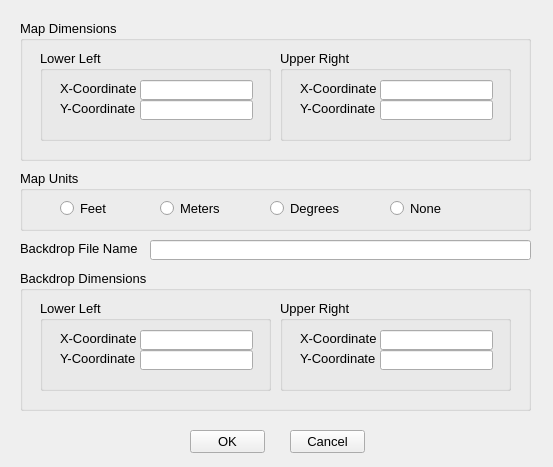
First picture: the form in src/ui/SWMM/frmMapBackdropOptions.ui, repository USEPA/SWMM-EPANET_User_Interface, before the edit.
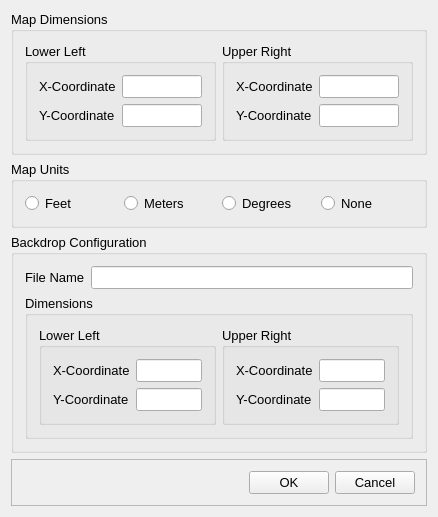
Second picture: the form after the edit.

Commit message: reformat form for better resizing

What changed in the file:
```diff
--- a/src/ui/SWMM/frmMapBackdropOptions.ui
+++ b/src/ui/SWMM/frmMapBackdropOptions.ui
@@ -6,8 +6,8 @@
    <rect>
     <x>0</x>
     <y>0</y>
-    <width>553</width>
-    <height>467</height>
+    <width>438</width>
+    <height>444</height>
    </rect>
   </property>
   <property name="font">
@@ -22,387 +22,242 @@
    <string>SWMM Map/Backdrop Options</string>
   </property>
   <widget class="QWidget" name="centralWidget">
-   <widget class="QPushButton" name="cmdOK">
-    <property name="geometry">
-     <rect>
-      <x>190</x>
-      <y>430</y>
-      <width>75</width>
-      <height>23</height>
-     </rect>
-    </property>
-    <property name="text">
-     <string>OK</string>
-    </property>
-   </widget>
-   <widget class="QPushButton" name="cmdCancel">
-    <property name="geometry">
-     <rect>
-      <x>290</x>
-      <y>430</y>
-      <width>75</width>
-      <height>23</height>
-     </rect>
-    </property>
-    <property name="text">
-     <string>Cancel</string>
-    </property>
-   </widget>
+   <layout class="QVBoxLayout" name="verticalLayout">
+    <item>
    <widget class="QGroupBox" name="gbxMap">
-    <property name="geometry">
-     <rect>
-      <x>20</x>
-      <y>20</y>
-      <width>511</width>
-      <height>141</height>
-     </rect>
-    </property>
     <property name="title">
      <string>Map Dimensions</string>
     </property>
+      <layout class="QHBoxLayout" name="horizontalLayout_3">
+       <item>
     <widget class="QGroupBox" name="gbxLLMap">
-     <property name="geometry">
-      <rect>
-       <x>20</x>
-       <y>30</y>
-       <width>231</width>
-       <height>91</height>
-      </rect>
-     </property>
      <property name="title">
       <string>Lower Left</string>
      </property>
+         <layout class="QFormLayout" name="formLayout_4">
+          <item row="0" column="0">
      <widget class="QLabel" name="lblLLX">
-      <property name="geometry">
-       <rect>
-        <x>20</x>
-        <y>30</y>
-        <width>111</width>
-        <height>16</height>
-       </rect>
-      </property>
       <property name="text">
        <string>X-Coordinate</string>
       </property>
      </widget>
+          </item>
+          <item row="0" column="1">
+           <widget class="QLineEdit" name="txtLLXMap"/>
+          </item>
+          <item row="1" column="0">
      <widget class="QLabel" name="lblLLY">
-      <property name="geometry">
-       <rect>
-        <x>20</x>
-        <y>50</y>
-        <width>111</width>
-        <height>16</height>
-       </rect>
-      </property>
       <property name="text">
        <string>Y-Coordinate</string>
       </property>
      </widget>
-     <widget class="QLineEdit" name="txtLLXMap">
-      <property name="geometry">
-       <rect>
-        <x>100</x>
-        <y>30</y>
-        <width>113</width>
-        <height>20</height>
-       </rect>
-      </property>
-     </widget>
-     <widget class="QLineEdit" name="txtLLYMap">
-      <property name="geometry">
-       <rect>
-        <x>100</x>
-        <y>50</y>
-        <width>113</width>
-        <height>20</height>
-       </rect>
-      </property>
-     </widget>
-    </widget>
+          </item>
+          <item row="1" column="1">
+           <widget class="QLineEdit" name="txtLLYMap"/>
+          </item>
+         </layout>
+        </widget>
+       </item>
+       <item>
     <widget class="QGroupBox" name="gbxURMap">
-     <property name="geometry">
-      <rect>
-       <x>260</x>
-       <y>30</y>
-       <width>231</width>
-       <height>91</height>
-      </rect>
-     </property>
      <property name="title">
       <string>Upper Right</string>
      </property>
+         <layout class="QFormLayout" name="formLayout_5">
+          <item row="0" column="0">
      <widget class="QLabel" name="lblURX">
-      <property name="geometry">
-       <rect>
-        <x>20</x>
-        <y>30</y>
-        <width>111</width>
-        <height>16</height>
-       </rect>
-      </property>
       <property name="text">
        <string>X-Coordinate</string>
       </property>
      </widget>
-     <widget class="QLineEdit" name="txtURYMap">
-      <property name="geometry">
-       <rect>
-        <x>100</x>
-        <y>50</y>
-        <width>113</width>
-        <height>20</height>
-       </rect>
-      </property>
-     </widget>
-     <widget class="QLineEdit" name="txtURXMap">
-      <property name="geometry">
-       <rect>
-        <x>100</x>
-        <y>30</y>
-        <width>113</width>
-        <height>20</height>
-       </rect>
-      </property>
-     </widget>
+          </item>
+          <item row="0" column="1">
+           <widget class="QLineEdit" name="txtURXMap"/>
+          </item>
+          <item row="1" column="0">
      <widget class="QLabel" name="lblURY">
-      <property name="geometry">
-       <rect>
-        <x>20</x>
-        <y>50</y>
-        <width>111</width>
-        <height>16</height>
-       </rect>
-      </property>
       <property name="text">
        <string>Y-Coordinate</string>
       </property>
      </widget>
-    </widget>
-   </widget>
-   <widget class="QLabel" name="lblBackdrop">
-    <property name="geometry">
-     <rect>
-      <x>20</x>
-      <y>240</y>
-      <width>121</width>
-      <height>16</height>
-     </rect>
-    </property>
-    <property name="font">
-     <font>
-      <pointsize>10</pointsize>
-     </font>
-    </property>
-    <property name="text">
-     <string>Backdrop File Name</string>
-    </property>
-   </widget>
-   <widget class="QLineEdit" name="txtBackdropFile">
-    <property name="geometry">
-     <rect>
-      <x>150</x>
-      <y>240</y>
-      <width>381</width>
-      <height>20</height>
-     </rect>
-    </property>
-   </widget>
+          </item>
+          <item row="1" column="1">
+           <widget class="QLineEdit" name="txtURYMap"/>
+          </item>
+         </layout>
+        </widget>
+       </item>
+      </layout>
+     </widget>
+    </item>
+    <item>
    <widget class="QGroupBox" name="gbxMapUnits">
-    <property name="geometry">
-     <rect>
-      <x>20</x>
-      <y>170</y>
-      <width>511</width>
-      <height>61</height>
-     </rect>
-    </property>
     <property name="title">
      <string>Map Units</string>
     </property>
+      <layout class="QHBoxLayout" name="horizontalLayout_2">
+       <item>
     <widget class="QRadioButton" name="rbnFeet">
-     <property name="geometry">
-      <rect>
-       <x>40</x>
-       <y>30</y>
-       <width>82</width>
-       <height>17</height>
-      </rect>
-     </property>
      <property name="text">
       <string>Feet</string>
      </property>
     </widget>
+       </item>
+       <item>
     <widget class="QRadioButton" name="rbnMeters">
-     <property name="geometry">
-      <rect>
-       <x>140</x>
-       <y>30</y>
-       <width>82</width>
-       <height>17</height>
-      </rect>
-     </property>
      <property name="text">
       <string>Meters</string>
      </property>
     </widget>
+       </item>
+       <item>
     <widget class="QRadioButton" name="rbnDegrees">
-     <property name="geometry">
-      <rect>
-       <x>250</x>
-       <y>30</y>
-       <width>82</width>
-       <height>17</height>
-      </rect>
-     </property>
      <property name="text">
       <string>Degrees</string>
      </property>
     </widget>
+       </item>
+       <item>
     <widget class="QRadioButton" name="rbnNone">
-     <property name="geometry">
-      <rect>
-       <x>370</x>
-       <y>30</y>
-       <width>82</width>
-       <height>17</height>
-      </rect>
-     </property>
      <property name="text">
       <string>None</string>
      </property>
     </widget>
-   </widget>
+       </item>
+      </layout>
+     </widget>
+    </item>
+    <item>
    <widget class="QGroupBox" name="gbxBackdrop">
-    <property name="geometry">
-     <rect>
-      <x>20</x>
-      <y>270</y>
-      <width>511</width>
-      <height>141</height>
-     </rect>
-    </property>
+      <property name="title">
+       <string>Backdrop Configuration</string>
+      </property>
+      <layout class="QFormLayout" name="formLayout_3">
+       <item row="0" column="0">
+        <widget class="QLabel" name="lblBackdrop">
+         <property name="font">
+          <font>
+           <pointsize>10</pointsize>
+          </font>
+         </property>
+         <property name="text">
+          <string>File Name</string>
+         </property>
+        </widget>
+       </item>
+       <item row="0" column="1">
+        <widget class="QLineEdit" name="txtBackdropFile"/>
+       </item>
+       <item row="1" column="0" colspan="2">
+        <widget class="QGroupBox" name="gbBkDim">
     <property name="title">
-     <string>Backdrop Dimensions</string>
-    </property>
+          <string>Dimensions</string>
+         </property>
+         <layout class="QHBoxLayout" name="horizontalLayout">
+          <item>
     <widget class="QGroupBox" name="gbxLLBack">
-     <property name="geometry">
-      <rect>
-       <x>20</x>
-       <y>30</y>
-       <width>231</width>
-       <height>91</height>
-      </rect>
-     </property>
      <property name="title">
       <string>Lower Left</string>
      </property>
+            <layout class="QFormLayout" name="formLayout">
+             <item row="0" column="0">
      <widget class="QLabel" name="lblLLXBack">
-      <property name="geometry">
-       <rect>
-        <x>20</x>
-        <y>30</y>
-        <width>111</width>
-        <height>16</height>
-       </rect>
-      </property>
       <property name="text">
        <string>X-Coordinate</string>
       </property>
      </widget>
+             </item>
+             <item row="0" column="1">
+              <widget class="QLineEdit" name="txtLLXBack"/>
+             </item>
+             <item row="1" column="0">
      <widget class="QLabel" name="lblLLYBack">
-      <property name="geometry">
-       <rect>
-        <x>20</x>
-        <y>50</y>
-        <width>111</width>
-        <height>16</height>
-       </rect>
-      </property>
       <property name="text">
        <string>Y-Coordinate</string>
       </property>
      </widget>
-     <widget class="QLineEdit" name="txtLLXBack">
-      <property name="geometry">
-       <rect>
-        <x>100</x>
-        <y>30</y>
-        <width>113</width>
-        <height>20</height>
-       </rect>
-      </property>
-     </widget>
-     <widget class="QLineEdit" name="txtLLYBack">
-      <property name="geometry">
-       <rect>
-        <x>100</x>
-        <y>50</y>
-        <width>113</width>
-        <height>20</height>
-       </rect>
-      </property>
-     </widget>
-    </widget>
+             </item>
+             <item row="1" column="1">
+              <widget class="QLineEdit" name="txtLLYBack"/>
+             </item>
+            </layout>
+           </widget>
+          </item>
+          <item>
     <widget class="QGroupBox" name="gbxURBack">
-     <property name="geometry">
-      <rect>
-       <x>260</x>
-       <y>30</y>
-       <width>231</width>
-       <height>91</height>
-      </rect>
-     </property>
      <property name="title">
       <string>Upper Right</string>
      </property>
+            <layout class="QFormLayout" name="formLayout_2">
+             <item row="0" column="0">
      <widget class="QLabel" name="lblURXBack">
-      <property name="geometry">
-       <rect>
-        <x>20</x>
-        <y>30</y>
-        <width>111</width>
-        <height>16</height>
-       </rect>
-      </property>
       <property name="text">
        <string>X-Coordinate</string>
       </property>
      </widget>
-     <widget class="QLineEdit" name="txtURYBack">
-      <property name="geometry">
-       <rect>
-        <x>100</x>
-        <y>50</y>
-        <width>113</width>
-        <height>20</height>
-       </rect>
-      </property>
-     </widget>
-     <widget class="QLineEdit" name="txtURXBack">
-      <property name="geometry">
-       <rect>
-        <x>100</x>
-        <y>30</y>
-        <width>113</width>
-        <height>20</height>
-       </rect>
-      </property>
-     </widget>
+             </item>
+             <item row="0" column="1">
+              <widget class="QLineEdit" name="txtURXBack"/>
+             </item>
+             <item row="1" column="0">
      <widget class="QLabel" name="lblURYBack">
-      <property name="geometry">
-       <rect>
-        <x>20</x>
-        <y>50</y>
-        <width>111</width>
-        <height>16</height>
-       </rect>
-      </property>
       <property name="text">
        <string>Y-Coordinate</string>
       </property>
      </widget>
-    </widget>
-   </widget>
+             </item>
+             <item row="1" column="1">
+              <widget class="QLineEdit" name="txtURYBack"/>
+             </item>
+            </layout>
+           </widget>
+          </item>
+         </layout>
+        </widget>
+       </item>
+      </layout>
+     </widget>
+    </item>
+    <item>
+     <widget class="QFrame" name="fraButtons">
+      <property name="frameShape">
+       <enum>QFrame::StyledPanel</enum>
+      </property>
+      <property name="frameShadow">
+       <enum>QFrame::Raised</enum>
+      </property>
+      <layout class="QGridLayout" name="gridLayout">
+       <item row="0" column="2">
+        <widget class="QPushButton" name="cmdCancel">
+         <property name="text">
+          <string>Cancel</string>
+         </property>
+        </widget>
+       </item>
+       <item row="0" column="1">
+        <widget class="QPushButton" name="cmdOK">
+         <property name="text">
+          <string>OK</string>
+         </property>
+        </widget>
+       </item>
+       <item row="0" column="0">
+        <spacer name="horizontalSpacer">
+         <property name="orientation">
+          <enum>Qt::Horizontal</enum>
+         </property>
+         <property name="sizeHint" stdset="0">
+          <size>
+           <width>40</width>
+           <height>20</height>
+          </size>
+         </property>
+        </spacer>
+       </item>
+      </layout>
+     </widget>
+    </item>
+   </layout>
   </widget>
  </widget>
  <layoutdefault spacing="6" margin="11"/>
```
Lines whose indentation alone changed are shown as unchanged. The commit also changes 1 other file.
